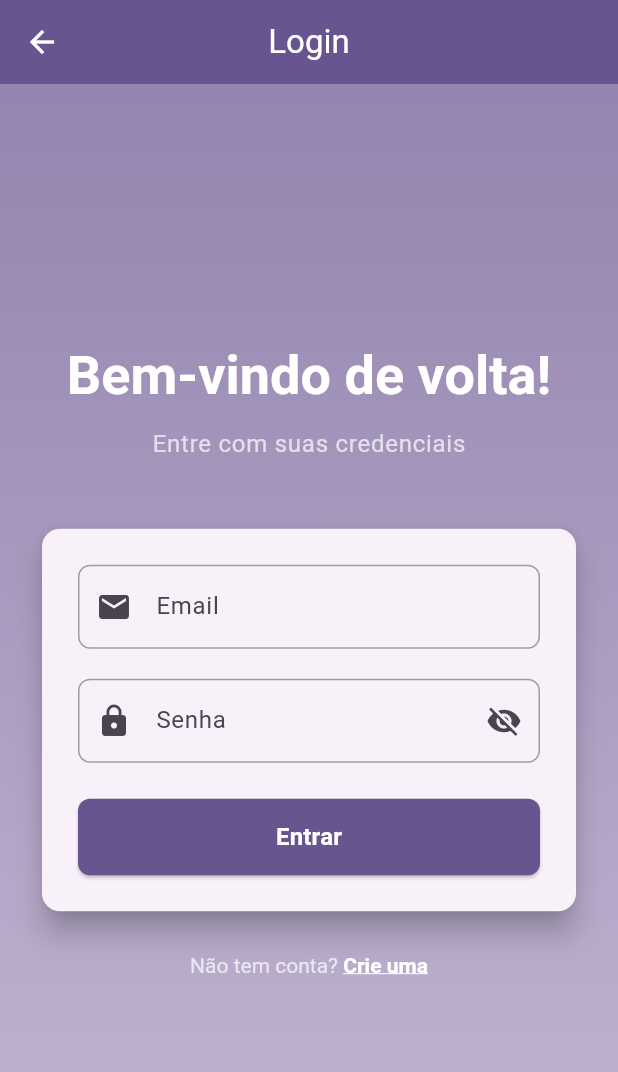
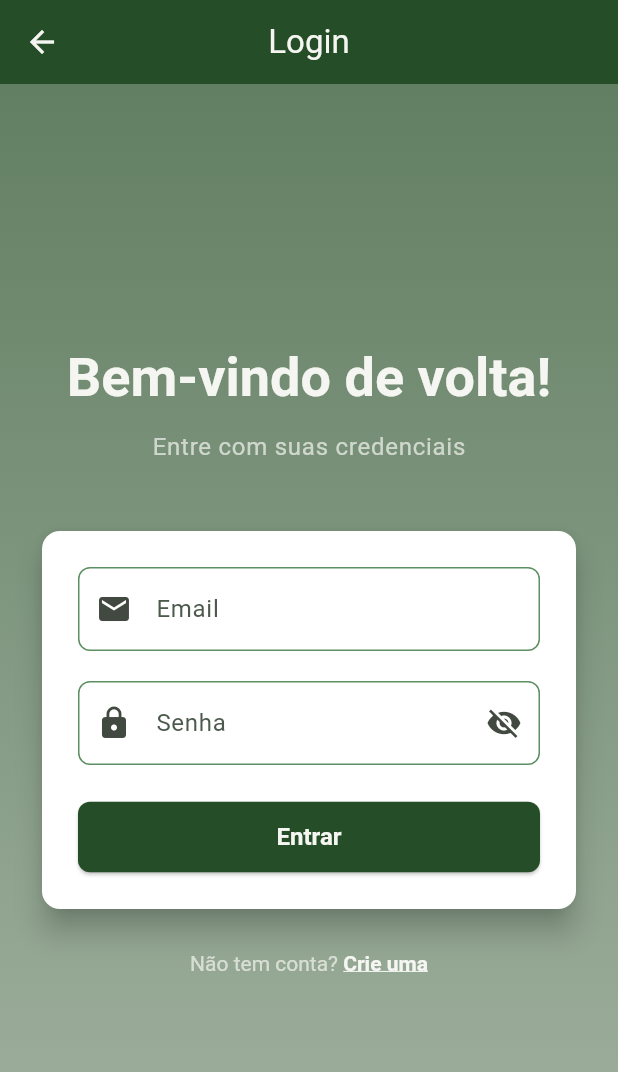
Before and after one commit to joaopaulocunhafaria/la_nona_app_pratical_agent_development, a Flutter app: the screen it shows after launch, after a tap on "Entrar com Email", on a phone screen of 412 x 824 dp. Shown: the top 1072 px of the screen. Run offline on Flutter 3.47's test engine with Material 3 defaults, Android fonts, the phone set to English and light mode, and no system bars; our stand-ins replace cloud_firestore, firebase_auth, firebase_core, flutter_svg, google_sign_in, sign_in_button; accounts and stored records are empty.

Commit message:
refactor: implementar sistema global de cores com paleta centralizada
- Criar AppColors e AppTheme em lib/theme/ baseados em COLORS.md
- Conectar MaterialApp ao novo tema global
- Substituir Colors.* hardcoded por referências de tema/paleta em:
  - lib/pages/auth_page.dart
  - lib/pages/home_page.dart
  - lib/pages/welcome_page.dart
  - lib/services/session_service.dart
  - lib/services/address_form_service.dart
- Refatorar logo da WelcomePage para preencher círculo corretamente
- Atualizar README com documentação completa do projeto

```diff
--- a/lib/main.dart
+++ b/lib/main.dart
@@ -3,6 +3,7 @@ import 'package:flutter/material.dart';
 import 'package:provider/provider.dart';
 import 'package:la_nona/services/auth_service.dart';
 import 'package:la_nona/services/user_profile_service.dart';
+import 'package:la_nona/theme/app_theme.dart';
 import 'package:la_nona/widgets/auth_check.dart';
 import 'firebase_options.dart';
 
@@ -40,32 +41,9 @@ class MyApp extends StatelessWidget {
         ChangeNotifierProvider(create: (_) => UserProvider()),
       ],
       child: MaterialApp(
-        title: 'La Nona',
+        title: 'La Nonna',
         debugShowCheckedModeBanner: false,
-        theme: ThemeData(
-          // Tema com seed color roxo
-          colorScheme: ColorScheme.fromSeed(
-            seedColor: Colors.deepPurple,
-            brightness: Brightness.light,
-          ),
-          useMaterial3: true,
-          // Customização adicional do tema
-          appBarTheme: AppBarTheme(
-            elevation: 0,
-            backgroundColor: Colors.deepPurple,
-            foregroundColor: Colors.white,
-            centerTitle: true,
-          ),
-          elevatedButtonTheme: ElevatedButtonThemeData(
-            style: ElevatedButton.styleFrom(
-              backgroundColor: Colors.deepPurple,
-              foregroundColor: Colors.white,
-              shape: RoundedRectangleBorder(
-                borderRadius: BorderRadius.circular(8),
-              ),
-            ),
-          ),
-        ),
+        theme: AppTheme.light,
         // Home widget é o AuthCheck, que faz roteamento condicional
         home: const AuthCheck(),
       ),
--- a/lib/pages/auth_page.dart
+++ b/lib/pages/auth_page.dart
@@ -1,4 +1,5 @@
 import 'package:flutter/material.dart';
+import 'package:la_nona/theme/app_colors.dart';
 import 'package:provider/provider.dart';
 import 'package:la_nona/services/auth_service.dart';
 
@@ -46,7 +47,6 @@ class _AuthPageState extends State<AuthPage> {
       appBar: AppBar(
         title: Text(_isLoginMode ? 'Login' : 'Criar Conta'),
         elevation: 0,
-        backgroundColor: Theme.of(context).primaryColor,
       ),
       body: Container(
         decoration: BoxDecoration(
@@ -54,8 +54,8 @@ class _AuthPageState extends State<AuthPage> {
             begin: Alignment.topCenter,
             end: Alignment.bottomCenter,
             colors: [
-              Theme.of(context).primaryColor.withAlpha(180),
-              Theme.of(context).primaryColor.withAlpha(100),
+              Theme.of(context).colorScheme.primary.withAlpha(180),
+              Theme.of(context).colorScheme.primary.withAlpha(100),
             ],
           ),
         ),
@@ -70,9 +70,9 @@ class _AuthPageState extends State<AuthPage> {
                   Text(
                     _isLoginMode ? 'Bem-vindo de volta!' : 'Crie sua conta',
                     style: Theme.of(context).textTheme.displaySmall?.copyWith(
-                          color: Colors.white,
-                          fontWeight: FontWeight.bold,
-                        ),
+                      color: Theme.of(context).colorScheme.onPrimary,
+                      fontWeight: FontWeight.bold,
+                    ),
                   ),
                   const SizedBox(height: 12),
 
@@ -82,8 +82,10 @@ class _AuthPageState extends State<AuthPage> {
                         ? 'Entre com suas credenciais'
                         : 'Preencha os dados abaixo',
                     style: Theme.of(context).textTheme.bodyLarge?.copyWith(
-                          color: Colors.white70,
-                        ),
+                      color: Theme.of(
+                        context,
+                      ).colorScheme.onPrimary.withAlpha(179),
+                    ),
                   ),
                   const SizedBox(height: 40),
 
@@ -112,14 +114,14 @@ class _AuthPageState extends State<AuthPage> {
                               enabledBorder: OutlineInputBorder(
                                 borderRadius: BorderRadius.circular(8),
                                 borderSide: const BorderSide(
-                                  color: Colors.grey,
+                                  color: AppColors.secondaryLight,
                                   width: 1,
                                 ),
                               ),
                               focusedBorder: OutlineInputBorder(
                                 borderRadius: BorderRadius.circular(8),
                                 borderSide: BorderSide(
-                                  color: Theme.of(context).primaryColor,
+                                  color: Theme.of(context).colorScheme.primary,
                                   width: 2,
                                 ),
                               ),
@@ -155,14 +157,14 @@ class _AuthPageState extends State<AuthPage> {
                               enabledBorder: OutlineInputBorder(
                                 borderRadius: BorderRadius.circular(8),
                                 borderSide: const BorderSide(
-                                  color: Colors.grey,
+                                  color: AppColors.secondaryLight,
                                   width: 1,
                                 ),
                               ),
                               focusedBorder: OutlineInputBorder(
                                 borderRadius: BorderRadius.circular(8),
                                 borderSide: BorderSide(
-                                  color: Theme.of(context).primaryColor,
+                                  color: Theme.of(context).colorScheme.primary,
                                   width: 2,
                                 ),
                               ),
@@ -180,37 +182,48 @@ class _AuthPageState extends State<AuthPage> {
                                       ? null
                                       : () => _handleAuthentication(context),
                                   style: ElevatedButton.styleFrom(
-                                    padding:
-                                        const EdgeInsets.symmetric(vertical: 14),
-                                    backgroundColor:
-                                        Theme.of(context).primaryColor,
-                                    foregroundColor: Colors.white,
+                                    padding: const EdgeInsets.symmetric(
+                                      vertical: 14,
+                                    ),
+                                    backgroundColor: Theme.of(
+                                      context,
+                                    ).colorScheme.primary,
+                                    foregroundColor: Theme.of(
+                                      context,
+                                    ).colorScheme.onPrimary,
                                     shape: RoundedRectangleBorder(
                                       borderRadius: BorderRadius.circular(8),
                                     ),
-                                    disabledBackgroundColor:
-                                        Theme.of(context).primaryColor.withAlpha(
-                                            128),
+                                    disabledBackgroundColor: Theme.of(
+                                      context,
+                                    ).colorScheme.primary.withAlpha(128),
                                   ),
                                   child: authService.isLoading
-                                      ? const SizedBox(
+                                      ? SizedBox(
                                           height: 20,
                                           width: 20,
                                           child:
                                               CircularProgressIndicator.adaptive(
-                                            valueColor:
-                                                AlwaysStoppedAnimation<Color>(
-                                                    Colors.white),
-                                          ),
+                                                valueColor:
+                                                    AlwaysStoppedAnimation<
+                                                      Color
+                                                    >(
+                                                      Theme.of(
+                                                        context,
+                                                      ).colorScheme.onPrimary,
+                                                    ),
+                                              ),
                                         )
                                       : Text(
-                                          _isLoginMode ? 'Entrar' : 'Criar Conta',
+                                          _isLoginMode
+                                              ? 'Entrar'
+                                              : 'Criar Conta',
                                           style: const TextStyle(
                                             fontSize: 16,
                                             fontWeight: FontWeight.bold,
                                           ),
                                         ),
-                                )
+                                ),
                               );
                             },
                           ),
@@ -235,14 +248,16 @@ class _AuthPageState extends State<AuthPage> {
                                 ? 'Não tem conta? '
                                 : 'Já tem conta? ',
                             style: TextStyle(
-                              color: Colors.white70,
+                              color: Theme.of(
+                                context,
+                              ).colorScheme.onPrimary.withAlpha(179),
                               fontSize: 14,
                             ),
                           ),
                           TextSpan(
                             text: _isLoginMode ? 'Crie uma' : 'Faça login',
-                            style: const TextStyle(
-                              color: Colors.white,
+                            style: TextStyle(
+                              color: Theme.of(context).colorScheme.onPrimary,
                               fontSize: 14,
                               fontWeight: FontWeight.bold,
                               decoration: TextDecoration.underline,
@@ -310,13 +325,13 @@ class _AuthPageState extends State<AuthPage> {
       SnackBar(
         content: Text(
           message,
-          style: const TextStyle(color: Colors.white),
+          style: TextStyle(color: Theme.of(context).colorScheme.onError),
         ),
-        backgroundColor: Colors.red,
+        backgroundColor: Theme.of(context).colorScheme.error,
         duration: const Duration(seconds: 4),
         action: SnackBarAction(
           label: 'Fechar',
-          textColor: Colors.white,
+          textColor: Theme.of(context).colorScheme.onError,
           onPressed: () {},
         ),
       ),
--- a/lib/pages/welcome_page.dart
+++ b/lib/pages/welcome_page.dart
@@ -1,5 +1,6 @@
 import 'package:flutter/material.dart';
 import 'package:flutter_svg/flutter_svg.dart';
+import 'package:la_nona/theme/app_colors.dart';
 import 'package:provider/provider.dart';
 import 'package:sign_in_button/sign_in_button.dart';
 import 'package:la_nona/services/auth_service.dart';
@@ -28,8 +29,8 @@ class _WelcomePageState extends State<WelcomePage> {
             begin: Alignment.topCenter,
             end: Alignment.bottomCenter,
             colors: [
-              Theme.of(context).primaryColor.withAlpha(180),
-              Theme.of(context).primaryColor.withAlpha(100),
+              Theme.of(context).colorScheme.primary.withAlpha(180),
+              Theme.of(context).colorScheme.primary.withAlpha(100),
             ],
           ),
         ),
@@ -45,21 +46,22 @@ class _WelcomePageState extends State<WelcomePage> {
                     width: 100,
                     height: 100,
                     decoration: BoxDecoration(
-                      color: Colors.white,
-                      borderRadius: BorderRadius.circular(50),
+                      color: AppColors.surfaceLight,
+                      shape: BoxShape.circle,
                       boxShadow: [
                         BoxShadow(
-                          color: Colors.black.withAlpha(76),
+                          color: AppColors.textPrimary.withAlpha(76),
                           blurRadius: 10,
                           offset: const Offset(0, 4),
                         ),
                       ],
                     ),
-                    child: Padding(
-                      padding: const EdgeInsets.all(16),
-                      child: SvgPicture.asset(
-                        'assets/la-nona-logo.svg',
-                        fit: BoxFit.contain,
+                    child: ClipOval(
+                      child: SizedBox.expand(
+                        child: SvgPicture.asset(
+                          'assets/la-nona-logo.svg',
+                          fit: BoxFit.cover,
+                        ),
                       ),
                     ),
                   ),
@@ -69,34 +71,32 @@ class _WelcomePageState extends State<WelcomePage> {
                   Text(
                     'La Nona',
                     style: Theme.of(context).textTheme.displayMedium?.copyWith(
-                      color: Colors.white,
+                      color: Theme.of(context).colorScheme.onPrimary,
+                      fontFamily: 'SignaturaMonoline',
                       fontWeight: FontWeight.bold,
+                      fontSize: 70,
                     ),
                   ),
                   const SizedBox(height: 12),
-
-                  // Subtítulo
-                  Text(
-                    'Autenticação Segura e Rápida',
-                    style: Theme.of(
-                      context,
-                    ).textTheme.titleMedium?.copyWith(color: Colors.white70),
-                    textAlign: TextAlign.center,
-                  ),
-                  const SizedBox(height: 40),
 
                   // Descrição
                   Container(
                     padding: const EdgeInsets.all(16),
                     decoration: BoxDecoration(
-                      color: Colors.white.withAlpha(25),
+                      color: Theme.of(
+                        context,
+                      ).colorScheme.onPrimary.withAlpha(25),
                       borderRadius: BorderRadius.circular(12),
-                      border: Border.all(color: Colors.white30),
+                      border: Border.all(
+                        color: Theme.of(
+                          context,
+                        ).colorScheme.onPrimary.withAlpha(76),
+                      ),
                     ),
                     child: Text(
-                      'Acesse sua conta ou crie uma nova para começar a usar o app La Nona. Você pode entrar rapidamente com sua conta Google ou usar email e senha.',
+                      'Acesse sua conta ou crie uma nova para começar a usar o app. Você pode entrar rapidamente com sua conta Google ou usar email e senha.',
                       style: Theme.of(context).textTheme.bodyMedium?.copyWith(
-                        color: Colors.white,
+                        color: Theme.of(context).colorScheme.onPrimary,
                         height: 1.5,
                       ),
                       textAlign: TextAlign.center,
@@ -119,8 +119,8 @@ class _WelcomePageState extends State<WelcomePage> {
                       label: const Text('Entrar com Email'),
                       style: ElevatedButton.styleFrom(
                         padding: const EdgeInsets.symmetric(vertical: 14),
-                        backgroundColor: Colors.white,
-                        foregroundColor: Theme.of(context).primaryColor,
+                        backgroundColor: AppColors.surfaceLight,
+                        foregroundColor: Theme.of(context).colorScheme.primary,
                         shape: RoundedRectangleBorder(
                           borderRadius: BorderRadius.circular(8),
                         ),
@@ -133,17 +133,32 @@ class _WelcomePageState extends State<WelcomePage> {
                   Row(
                     children: [
                       Expanded(
-                        child: Divider(color: Colors.white30, thickness: 1),
+                        child: Divider(
+                          color: Theme.of(
+                            context,
+                          ).colorScheme.onPrimary.withAlpha(76),
+                          thickness: 1,
+                        ),
                       ),
                       Padding(
                         padding: const EdgeInsets.symmetric(horizontal: 12),
                         child: Text(
                           'ou',
-                          style: TextStyle(color: Colors.white70, fontSize: 12),
+                          style: TextStyle(
+                            color: Theme.of(
+                              context,
+                            ).colorScheme.onPrimary.withAlpha(179),
+                            fontSize: 12,
+                          ),
                         ),
                       ),
                       Expanded(
-                        child: Divider(color: Colors.white30, thickness: 1),
+                        child: Divider(
+                          color: Theme.of(
+                            context,
+                          ).colorScheme.onPrimary.withAlpha(76),
+                          thickness: 1,
+                        ),
                       ),
                     ],
                   ),
@@ -183,9 +198,9 @@ class _WelcomePageState extends State<WelcomePage> {
         SnackBar(
           content: Text(
             e.toString(),
-            style: const TextStyle(color: Colors.white),
+            style: TextStyle(color: Theme.of(context).colorScheme.onError),
           ),
-          backgroundColor: Colors.red,
+          backgroundColor: Theme.of(context).colorScheme.error,
           duration: const Duration(seconds: 4),
         ),
       );
--- /dev/null
+++ b/lib/theme/app_colors.dart
@@ -0,0 +1,33 @@
+import 'package:flutter/material.dart';
+
+/// Centraliza a paleta de cores oficial definida em COLORS.md.
+abstract final class AppColors {
+  // Primary
+  static const Color primaryDark = Color(0xFF1E3A1F);
+  static const Color primaryBase = Color(0xFF254D27);
+  static const Color primaryLight = Color(0xFF3B6B3E);
+
+  // Secondary
+  static const Color secondaryDark = Color(0xFF163017);
+  static const Color secondaryBase = Color(0xFF2F5D33);
+  static const Color secondaryLight = Color(0xFF5C8F61);
+
+  // Background
+  static const Color backgroundMain = Color(0xFFF5F6F2);
+  static const Color backgroundSoft = Color(0xFFE9EFE6);
+  static const Color backgroundDarkMode = Color(0xFF0F1F10);
+
+  // Surface
+  static const Color surfaceLight = Color(0xFFFFFFFF);
+  static const Color surfaceSoftGreen = Color(0xFFEEF4EC);
+  static const Color surfaceDark = Color(0xFF1A2B1B);
+
+  // Accent
+  static const Color accentCream = Color(0xFFF2EFE6);
+  static const Color accentGoldSoft = Color(0xFFD4B97A);
+
+  // Text
+  static const Color textPrimary = Color(0xFF0F1F10);
+  static const Color textSecondary = Color(0xFF4B5A4C);
+  static const Color textOnDark = Color(0xFFF5F6F2);
+}
--- /dev/null
+++ b/lib/theme/app_theme.dart
@@ -0,0 +1,84 @@
+import 'package:flutter/material.dart';
+import 'package:la_nona/theme/app_colors.dart';
+
+abstract final class AppTheme {
+  static ThemeData get light {
+    final colorScheme =
+        ColorScheme.fromSeed(
+          seedColor: AppColors.primaryBase,
+          brightness: Brightness.light,
+        ).copyWith(
+          primary: AppColors.primaryBase,
+          onPrimary: AppColors.textOnDark,
+          secondary: AppColors.secondaryBase,
+          onSecondary: AppColors.textOnDark,
+          surface: AppColors.surfaceLight,
+          onSurface: AppColors.textPrimary,
+          error: AppColors.secondaryDark,
+          onError: AppColors.textOnDark,
+        );
+
+    return ThemeData(
+      useMaterial3: true,
+      colorScheme: colorScheme,
+      scaffoldBackgroundColor: AppColors.backgroundMain,
+      appBarTheme: const AppBarTheme(
+        elevation: 0,
+        centerTitle: true,
+        backgroundColor: AppColors.primaryBase,
+        foregroundColor: AppColors.textOnDark,
+      ),
+      cardTheme: CardThemeData(
+        color: AppColors.surfaceLight,
+        elevation: 2,
+        shape: RoundedRectangleBorder(borderRadius: BorderRadius.circular(12)),
+      ),
+      inputDecorationTheme: InputDecorationTheme(
+        filled: true,
+        fillColor: AppColors.surfaceLight,
+        border: OutlineInputBorder(
+          borderRadius: BorderRadius.circular(8),
+          borderSide: const BorderSide(color: AppColors.secondaryLight),
+        ),
+        enabledBorder: OutlineInputBorder(
+          borderRadius: BorderRadius.circular(8),
+          borderSide: const BorderSide(color: AppColors.secondaryLight),
+        ),
+        focusedBorder: OutlineInputBorder(
+          borderRadius: BorderRadius.circular(8),
+          borderSide: const BorderSide(color: AppColors.primaryBase, width: 2),
+        ),
+        labelStyle: const TextStyle(color: AppColors.textSecondary),
+        hintStyle: const TextStyle(color: AppColors.textSecondary),
+      ),
+      elevatedButtonTheme: ElevatedButtonThemeData(
+        style: ElevatedButton.styleFrom(
+          backgroundColor: AppColors.primaryBase,
+          foregroundColor: AppColors.textOnDark,
+          shape: RoundedRectangleBorder(borderRadius: BorderRadius.circular(8)),
+          textStyle: const TextStyle(fontWeight: FontWeight.w600),
+        ),
+      ),
+      textButtonTheme: TextButtonThemeData(
+        style: TextButton.styleFrom(foregroundColor: AppColors.primaryBase),
+      ),
+      snackBarTheme: SnackBarThemeData(
+        backgroundColor: AppColors.secondaryDark,
+        contentTextStyle: const TextStyle(color: AppColors.textOnDark),
+        actionTextColor: AppColors.accentGoldSoft,
+        behavior: SnackBarBehavior.floating,
+        shape: RoundedRectangleBorder(borderRadius: BorderRadius.circular(8)),
+      ),
+      dividerColor: AppColors.secondaryLight,
+      textTheme: const TextTheme(
+        bodyLarge: TextStyle(color: AppColors.textPrimary),
+        bodyMedium: TextStyle(color: AppColors.textPrimary),
+        titleLarge: TextStyle(color: AppColors.textPrimary),
+        titleMedium: TextStyle(color: AppColors.textSecondary),
+        headlineSmall: TextStyle(color: AppColors.textPrimary),
+        displaySmall: TextStyle(color: AppColors.textPrimary),
+        displayMedium: TextStyle(color: AppColors.textPrimary),
+      ),
+    );
+  }
+}
--- a/pubspec.yaml
+++ b/pubspec.yaml
@@ -82,6 +82,10 @@ flutter:
 
   assets:
     - assets/la-nona-logo.svg
+  fonts:
+    - family: SignaturaMonoline
+      fonts:
+        - asset: assets/fonts/SignaturaMonoline.ttf
 
   # An image asset can refer to one or more resolution-specific "variants", see
   # https://flutter.dev/to/resolution-aware-images
```
Also changed, not shown: lib/pages/home_page.dart (+40 -58 lines), lib/services/address_form_service.dart (+4 -4 lines), lib/services/session_service.dart (+8 -3 lines), assets/fonts/SignaturaMonoline.ttf (added), assets/la-nona-logo-splash.svg (added), 1 other file.
